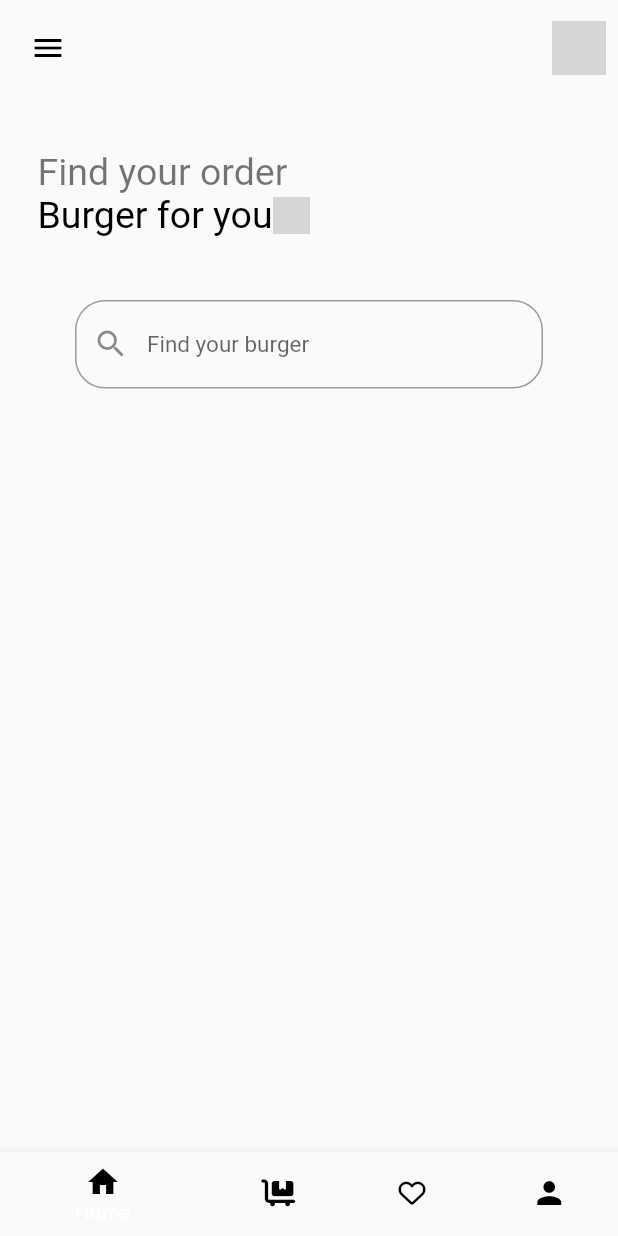
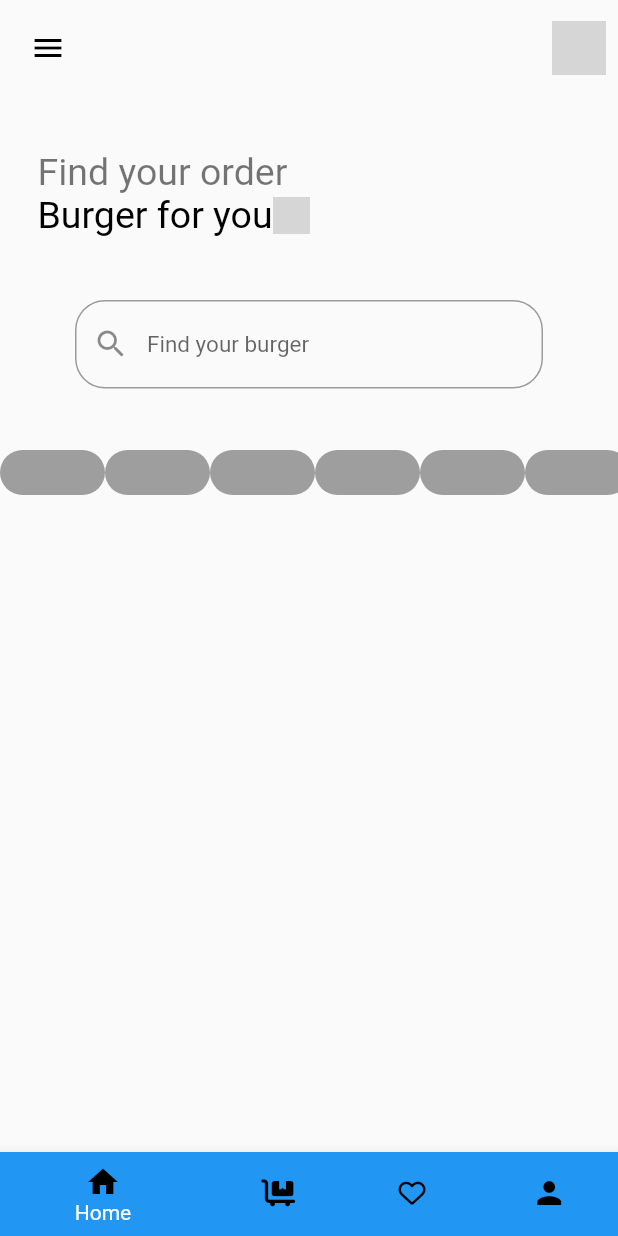
Before and after one commit to RidwanaTripti/UI-Demo-Flutter, a Flutter app: the SecondSreen screen opened directly, on a phone screen of 412 x 824 dp. Run offline on Flutter 3.47's test engine with Material 2 defaults, Android fonts, the phone set to English and light mode, and no system bars; our stand-ins replace font_awesome_flutter; grey boxes are pictures that could not be loaded.

Commit message:
horizontal list

```diff
--- /dev/null
+++ b/lib/content_list.dart
@@ -0,0 +1,111 @@
+import 'package:flutter/material.dart';
+
+class ContentList extends StatefulWidget {
+  const ContentList({super.key});
+
+  @override
+  State<ContentList> createState() => _ContentListState();
+}
+
+class _ContentListState extends State<ContentList> {
+  @override
+  Widget build(BuildContext context) {
+    return SingleChildScrollView(
+      scrollDirection: Axis.horizontal,
+      child: Row(
+        children: [
+          Container(
+            width: 70.0,
+            height: 30.0,
+            decoration: BoxDecoration(
+                borderRadius: BorderRadius.all(
+                  Radius.circular(15.0),
+                ),
+                color: Colors.grey),
+          ),
+          Container(
+            width: 70.0,
+            height: 30.0,
+            decoration: BoxDecoration(
+                borderRadius: BorderRadius.all(
+                  Radius.circular(15.0),
+                ),
+                color: Colors.grey),
+          ),
+          Container(
+            width: 70.0,
+            height: 30.0,
+            decoration: BoxDecoration(
+                borderRadius: BorderRadius.all(
+                  Radius.circular(15.0),
+                ),
+                color: Colors.grey),
+          ),
+          Container(
+            width: 70.0,
+            height: 30.0,
+            decoration: BoxDecoration(
+                borderRadius: BorderRadius.all(
+                  Radius.circular(15.0),
+                ),
+                color: Colors.grey),
+          ),
+          Container(
+            width: 70.0,
+            height: 30.0,
+            decoration: BoxDecoration(
+                borderRadius: BorderRadius.all(
+                  Radius.circular(15.0),
+                ),
+                color: Colors.grey),
+          ),
+          Container(
+            width: 70.0,
+            height: 30.0,
+            decoration: BoxDecoration(
+                borderRadius: BorderRadius.all(
+                  Radius.circular(15.0),
+                ),
+                color: Colors.grey),
+          ),
+          Container(
+            width: 70.0,
+            height: 30.0,
+            decoration: BoxDecoration(
+                borderRadius: BorderRadius.all(
+                  Radius.circular(15.0),
+                ),
+                color: Colors.grey),
+          ),
+          Container(
+            width: 70.0,
+            height: 30.0,
+            decoration: BoxDecoration(
+                borderRadius: BorderRadius.all(
+                  Radius.circular(15.0),
+                ),
+                color: Colors.grey),
+          ),
+          Container(
+            width: 70.0,
+            height: 30.0,
+            decoration: BoxDecoration(
+                borderRadius: BorderRadius.all(
+                  Radius.circular(15.0),
+                ),
+                color: Colors.grey),
+          ),
+          Container(
+            width: 70.0,
+            height: 30.0,
+            decoration: BoxDecoration(
+                borderRadius: BorderRadius.all(
+                  Radius.circular(15.0),
+                ),
+                color: Colors.grey),
+          ),
+        ],
+      ),
+    );
+  }
+}
--- a/lib/main.dart
+++ b/lib/main.dart
@@ -2,7 +2,7 @@ import 'package:burger_app_ui/screens/first_screen.dart';
 import 'package:flutter/material.dart';
 
 void main(List<String> args) {
-  runApp(MyApp());
+  runApp( MyApp());
 }
 class MyApp extends StatelessWidget {
   const MyApp({super.key});
@@ -14,7 +14,7 @@ class MyApp extends StatelessWidget {
       title: "Burger App UI",
       initialRoute: "/",
       routes: {
-        '/':(context) => FirstScreen()
+        '/':(context) =>  FirstScreen()
       },
     );
   }
--- a/lib/screens/secound_screen.dart
+++ b/lib/screens/secound_screen.dart
@@ -1,3 +1,4 @@
+import 'package:burger_app_ui/content_list.dart';
 import 'package:burger_app_ui/search_bar/search_field.dart';
 import 'package:flutter/material.dart';
 import 'package:font_awesome_flutter/font_awesome_flutter.dart';
@@ -29,6 +30,7 @@ class _SecondSreenState extends State<SecondSreen> {
         bottomNavigationBar:
             BottomNavigationBar(items: <BottomNavigationBarItem>[
           BottomNavigationBarItem(
+            backgroundColor: Colors.blue,
             icon: Icon(
               Icons.home,
               color: Colors.black,
@@ -117,7 +119,11 @@ class _SecondSreenState extends State<SecondSreen> {
                 padding: EdgeInsets.all(50.0),
                 child: SearchBar(),
               ),
-            )
+            ),
+            Padding(
+              padding: const EdgeInsets.only(top: 300.0),
+              child: ContentList(),
+            ),
           ],
         ),
       ),
```
